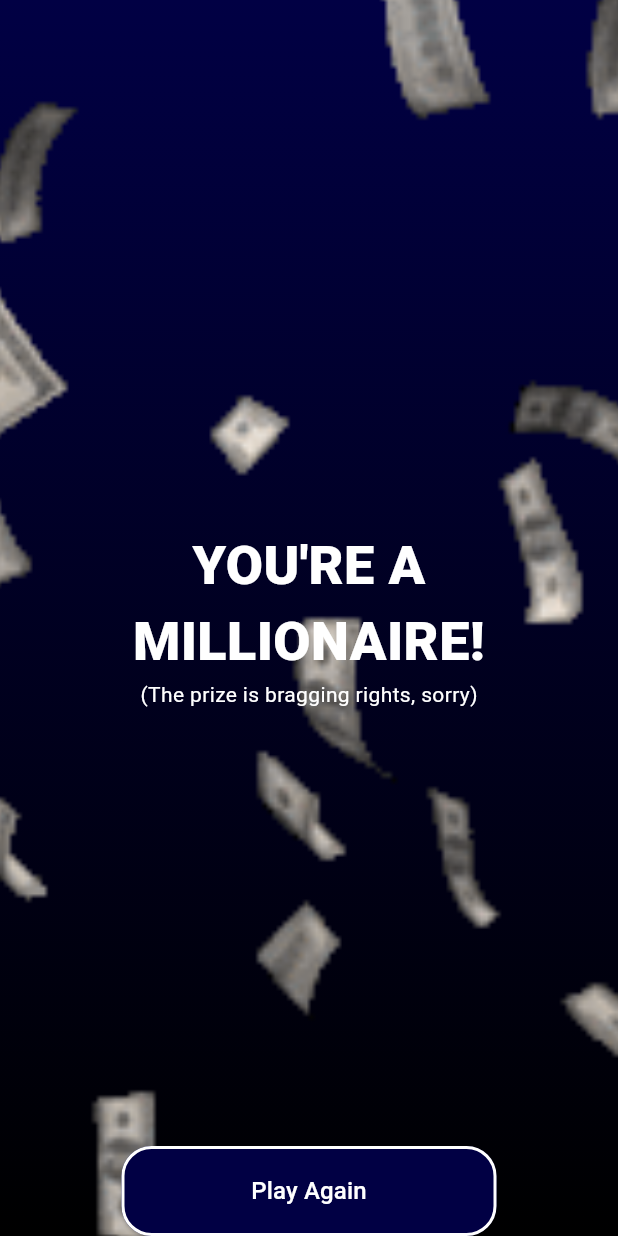
After one commit to dompetriella/millionaire, a Flutter app: the WinningPage screen opened directly, on a phone screen of 412 x 824 dp. The commit adds this screen. Run offline on Flutter 3.47's test engine with Material 2 defaults, Android fonts, the light colour scheme and no system bars; drawn by our look-alikes of flutter_animate; our stand-ins replace dio, flutter_riverpod, freezed_annotation, google_fonts, hexcolor, html_unescape; network calls fail.

Commit message:
initially functional

```diff
--- a/lib/logic/api.dart
+++ b/lib/logic/api.dart
@@ -12,7 +12,7 @@ Future<Question> getQuestion(String difficulty) async {
   var unescape = HtmlUnescape();
   Response response;
   response = await dio.get(
-      'https://opentdb.com/api.php?amount=1&difficulty=$difficulty&type=multiple');
+      'https://opentdb.com/api.php?amount=5&category=9&difficulty=$difficulty&type=multiple');
 
   List<dynamic> questionsRaw = response.data['results'] as List;
 
--- a/lib/pages/start_page.dart
+++ b/lib/pages/start_page.dart
@@ -90,6 +90,7 @@ class MillionaireButton extends StatelessWidget {
         ),
         child: Text(
           text,
+          textAlign: TextAlign.center,
           style: TextStyle(fontSize: fontSize, color: Colors.white),
         ));
   }
--- /dev/null
+++ b/lib/pages/winning_page.dart
@@ -0,0 +1,67 @@
+import 'package:flutter/material.dart';
+import 'package:flutter_animate/flutter_animate.dart';
+import 'package:flutter_riverpod/flutter_riverpod.dart';
+import 'package:hexcolor/hexcolor.dart';
+import 'package:millionaire/pages/start_page.dart';
+import 'package:millionaire/provider.dart';
+
+class WinningPage extends ConsumerWidget {
+  const WinningPage({super.key});
+
+  @override
+  Widget build(BuildContext context, WidgetRef ref) {
+    return SafeArea(
+      child: Scaffold(
+        body: Container(
+          decoration: BoxDecoration(
+              gradient: LinearGradient(
+                  begin: Alignment.topCenter,
+                  end: Alignment.bottomCenter,
+                  colors: [HexColor('010044'), Colors.black])),
+          child: Stack(
+            children: [
+              Center(
+                  child: Transform.scale(
+                      scale: 4, child: Image.asset('assets/cash_rain.gif'))),
+              Center(
+                child: Padding(
+                    padding: const EdgeInsets.all(24.0),
+                    child: Column(
+                      mainAxisSize: MainAxisSize.min,
+                      children: [
+                        Text(
+                          "YOU'RE A MILLIONAIRE!",
+                          textAlign: TextAlign.center,
+                          style: TextStyle(
+                              fontSize: 36,
+                              fontWeight: FontWeight.w900,
+                              color: Colors.white),
+                        )
+                            .animate(
+                              onPlay: (controller) => controller.repeat(),
+                            )
+                            .tint(duration: 400.ms, color: Colors.green)
+                            .scale(duration: 600.ms, begin: Offset(1.2, 1.2)),
+                        Text(
+                          '(The prize is bragging rights, sorry)',
+                          style: TextStyle(color: Colors.white),
+                        )
+                      ],
+                    )),
+              ),
+              Align(
+                  alignment: Alignment.bottomCenter,
+                  child: MillionaireButton(
+                      text: 'Play Again',
+                      onPressed: () {
+                        ref.read(questionIndexProvider.notifier).state = 0;
+                        Navigator.of(context)
+                            .popUntil((route) => route.isFirst);
+                      }))
+            ],
+          ),
+        ),
+      ),
+    );
+  }
+}
--- a/pubspec.yaml
+++ b/pubspec.yaml
@@ -42,6 +42,7 @@ dependencies:
   json_annotation: ^4.8.1
   dio: ^5.3.4
   html_unescape: ^2.0.0
+  flutter_animate: ^4.3.0
 
 dev_dependencies:
   flutter_test:
```
Also changed, not shown: lib/pages/money_page.dart (+7 -7 lines), lib/pages/question_page.dart (+16 -5 lines), assets/cash_rain.gif (added), pubspec.lock.
